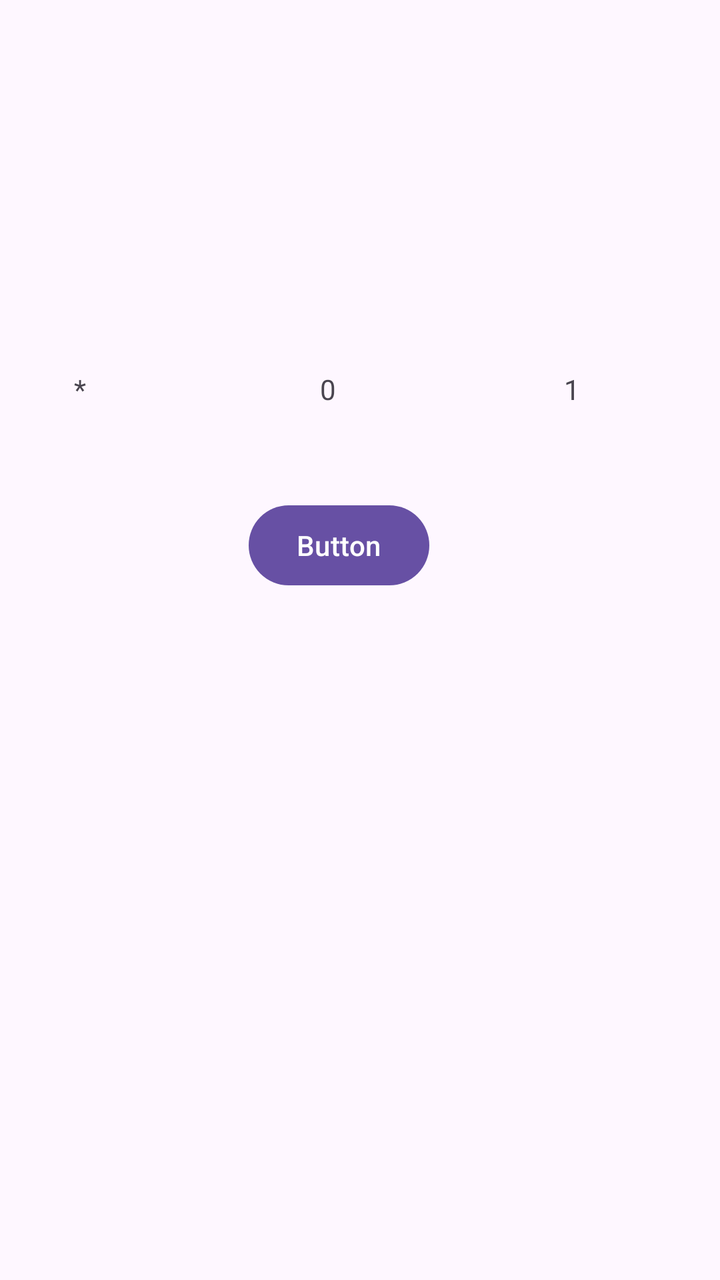
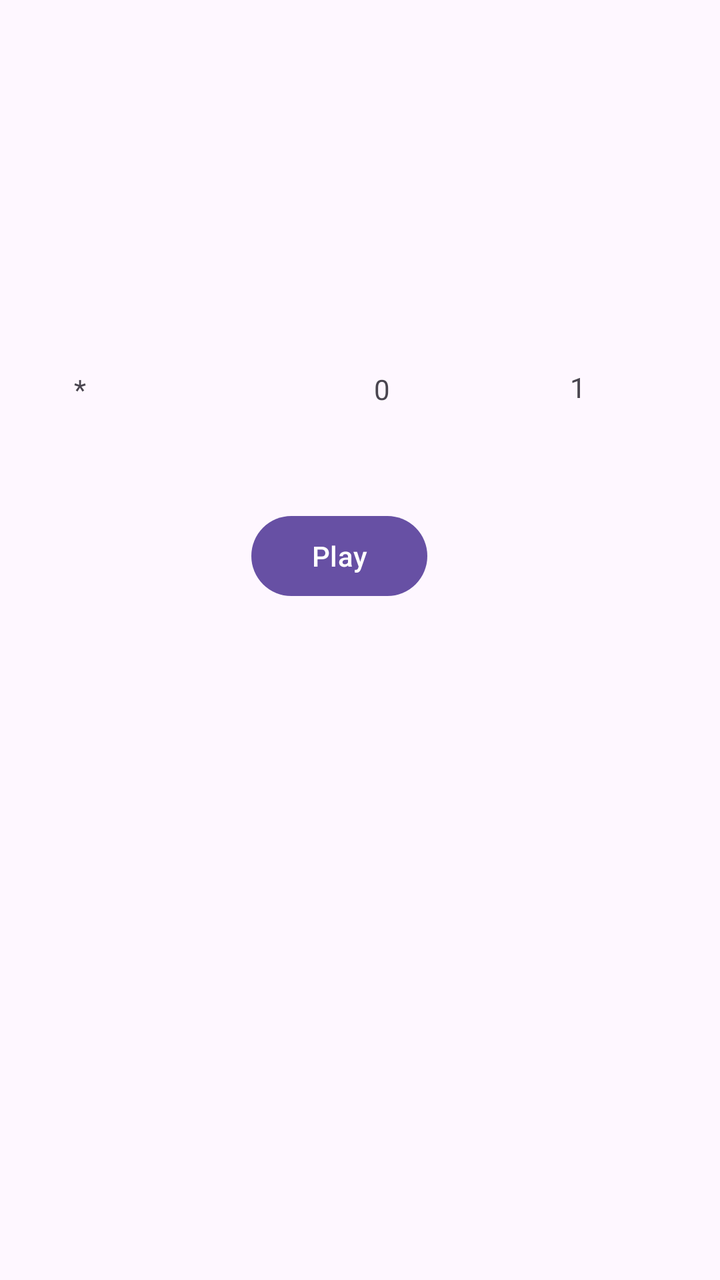

Before-and-after screenshots of an Android layout around one commit, followed by the original layout XML and the change that was made.
<!-- AndroidManifest.xml: application theme Theme.PracticalTest01Var06 -->
<!-- res/layout/activity_practical_test01_var06_main.xml -->
<?xml version="1.0" encoding="utf-8"?>
<androidx.constraintlayout.widget.ConstraintLayout xmlns:android="http://schemas.android.com/apk/res/android"
    xmlns:app="http://schemas.android.com/apk/res-auto"
    xmlns:tools="http://schemas.android.com/tools"
    android:id="@+id/main"
    android:layout_width="match_parent"
    android:layout_height="match_parent"
    tools:context=".MainActivity">

    <androidx.constraintlayout.widget.ConstraintLayout
        android:layout_width="match_parent"
        android:layout_height="match_parent">

        <TextView
            android:id="@+id/numere1"
            android:layout_width="wrap_content"
            android:layout_height="wrap_content"
            android:layout_marginStart="37dp"
            android:layout_marginTop="185dp"
            android:editable="true"
            android:text="*"
            app:layout_constraintStart_toStartOf="parent"
            app:layout_constraintTop_toTopOf="parent" />

        <CheckBox
            android:id="@+id/checkBox1"
            android:layout_width="wrap_content"
            android:layout_height="wrap_content"
            android:layout_marginStart="16dp"
            android:layout_marginTop="23dp"
            android:layout_marginEnd="299dp"
            android:layout_marginBottom="456dp"
            android:editable="true"
            android:text="hold"
            app:layout_constraintBottom_toBottomOf="parent"
            app:layout_constraintEnd_toEndOf="parent"
            app:layout_constraintStart_toStartOf="parent"
            app:layout_constraintTop_toBottomOf="@+id/numere1" />

        <TextView
            android:id="@+id/numere2"
            android:layout_width="wrap_content"
            android:layout_height="wrap_content"
            android:layout_marginStart="117dp"
            android:layout_marginTop="185dp"
            android:layout_marginEnd="114dp"
            android:layout_marginBottom="24dp"
            android:editable="true"
            android:text="0"
            app:layout_constraintBottom_toBottomOf="parent"
            app:layout_constraintEnd_toStartOf="@+id/numere3"
            app:layout_constraintStart_toEndOf="@+id/numere1"
            app:layout_constraintTop_toTopOf="parent"
            app:layout_constraintVertical_bias="0.0" />

        <CheckBox
            android:id="@+id/checkBox2"
            android:layout_width="wrap_content"
            android:layout_height="wrap_content"
            android:layout_marginStart="56dp"
            android:layout_marginTop="23dp"
            android:layout_marginBottom="456dp"
            android:editable="true"
            android:text="hold"
            app:layout_constraintBottom_toBottomOf="parent"
            app:layout_constraintStart_toEndOf="@+id/checkBox1"
            app:layout_constraintTop_toBottomOf="@+id/numere2" />

        <TextView
            android:id="@+id/numere3"
            android:layout_width="wrap_content"
            android:layout_height="wrap_content"
            android:layout_marginStart="114dp"
            android:layout_marginTop="185dp"
            android:editable="true"
            android:text="1"
            app:layout_constraintStart_toEndOf="@+id/numere2"
            app:layout_constraintTop_toTopOf="parent" />

        <CheckBox
            android:id="@+id/checkBox3"
            android:layout_width="wrap_content"
            android:layout_height="wrap_content"
            android:layout_marginStart="26dp"
            android:layout_marginTop="23dp"
            android:layout_marginEnd="67dp"
            android:layout_marginBottom="456dp"
            android:editable="true"
            android:text="hold"
            app:layout_constraintBottom_toBottomOf="parent"
            app:layout_constraintEnd_toEndOf="parent"
            app:layout_constraintStart_toEndOf="@+id/checkBox2"
            app:layout_constraintTop_toBottomOf="@+id/numere3" />

        <Button
            android:id="@+id/button"
            android:layout_width="wrap_content"
            android:layout_height="wrap_content"
            android:layout_marginStart="150dp"
            android:layout_marginTop="66dp"
            android:layout_marginEnd="171dp"
            android:layout_marginBottom="342dp"
            android:text="Button"
            app:layout_constraintBottom_toBottomOf="parent"
            app:layout_constraintEnd_toEndOf="parent"
            app:layout_constraintStart_toStartOf="parent"
            app:layout_constraintTop_toBottomOf="@+id/checkBox2" />
    </androidx.constraintlayout.widget.ConstraintLayout>

</androidx.constraintlayout.widget.ConstraintLayout>
<!-- resources referenced by this layout -->
<resources>
  <style name="Theme.PracticalTest01Var06" parent="Base.Theme.PracticalTest01Var06" />
  <style name="Base.Theme.PracticalTest01Var06" parent="Theme.Material3.DayNight.NoActionBar">
          
          
      </style>
</resources>

<!-- the commit's change to res/layout/activity_practical_test01_var06_main.xml (unified diff, before → after) -->
@@ -13,8 +13,8 @@
 
         <TextView
             android:id="@+id/numere1"
-            android:layout_width="wrap_content"
-            android:layout_height="wrap_content"
+            android:layout_width="33dp"
+            android:layout_height="30dp"
             android:layout_marginStart="37dp"
             android:layout_marginTop="185dp"
             android:editable="true"
@@ -30,6 +30,7 @@
             android:layout_marginTop="23dp"
             android:layout_marginEnd="299dp"
             android:layout_marginBottom="456dp"
+            android:clickable="true"
             android:editable="true"
             android:text="hold"
             app:layout_constraintBottom_toBottomOf="parent"
@@ -39,8 +40,8 @@
 
         <TextView
             android:id="@+id/numere2"
-            android:layout_width="wrap_content"
-            android:layout_height="wrap_content"
+            android:layout_width="46dp"
+            android:layout_height="40dp"
             android:layout_marginStart="117dp"
             android:layout_marginTop="185dp"
             android:layout_marginEnd="114dp"
@@ -60,6 +61,7 @@
             android:layout_marginStart="56dp"
             android:layout_marginTop="23dp"
             android:layout_marginBottom="456dp"
+            android:clickable="true"
             android:editable="true"
             android:text="hold"
             app:layout_constraintBottom_toBottomOf="parent"
@@ -68,10 +70,10 @@
 
         <TextView
             android:id="@+id/numere3"
-            android:layout_width="wrap_content"
-            android:layout_height="wrap_content"
-            android:layout_marginStart="114dp"
-            android:layout_marginTop="185dp"
+            android:layout_width="53dp"
+            android:layout_height="38dp"
+            android:layout_marginStart="52dp"
+            android:layout_marginTop="184dp"
             android:editable="true"
             android:text="1"
             app:layout_constraintStart_toEndOf="@+id/numere2"
@@ -85,12 +87,15 @@
             android:layout_marginTop="23dp"
             android:layout_marginEnd="67dp"
             android:layout_marginBottom="456dp"
+            android:clickable="true"
             android:editable="true"
             android:text="hold"
             app:layout_constraintBottom_toBottomOf="parent"
             app:layout_constraintEnd_toEndOf="parent"
+            app:layout_constraintHorizontal_bias="1.0"
             app:layout_constraintStart_toEndOf="@+id/checkBox2"
-            app:layout_constraintTop_toBottomOf="@+id/numere3" />
+            app:layout_constraintTop_toBottomOf="@+id/numere3"
+            app:layout_constraintVertical_bias="1.0" />
 
         <Button
             android:id="@+id/button"
@@ -100,11 +105,13 @@
             android:layout_marginTop="66dp"
             android:layout_marginEnd="171dp"
             android:layout_marginBottom="342dp"
-            android:text="Button"
+            android:clickable="true"
+            android:editable="true"
+            android:text="Play"
             app:layout_constraintBottom_toBottomOf="parent"
             app:layout_constraintEnd_toEndOf="parent"
             app:layout_constraintStart_toStartOf="parent"
-            app:layout_constraintTop_toBottomOf="@+id/checkBox2" />
+            app:layout_constraintTop_toBottomOf="@id/checkBox2" />
     </androidx.constraintlayout.widget.ConstraintLayout>
 
 </androidx.constraintlayout.widget.ConstraintLayout>
